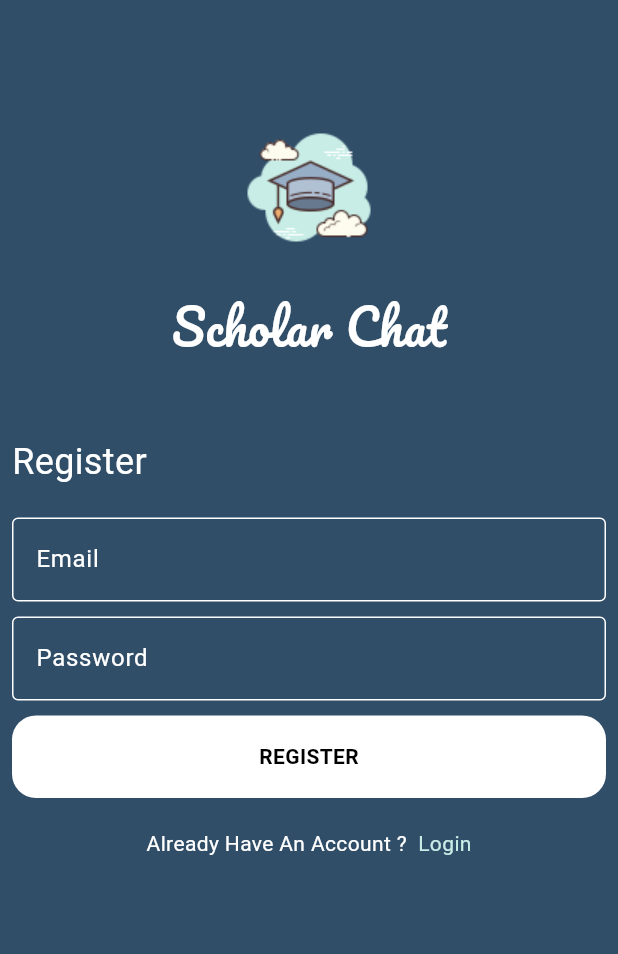
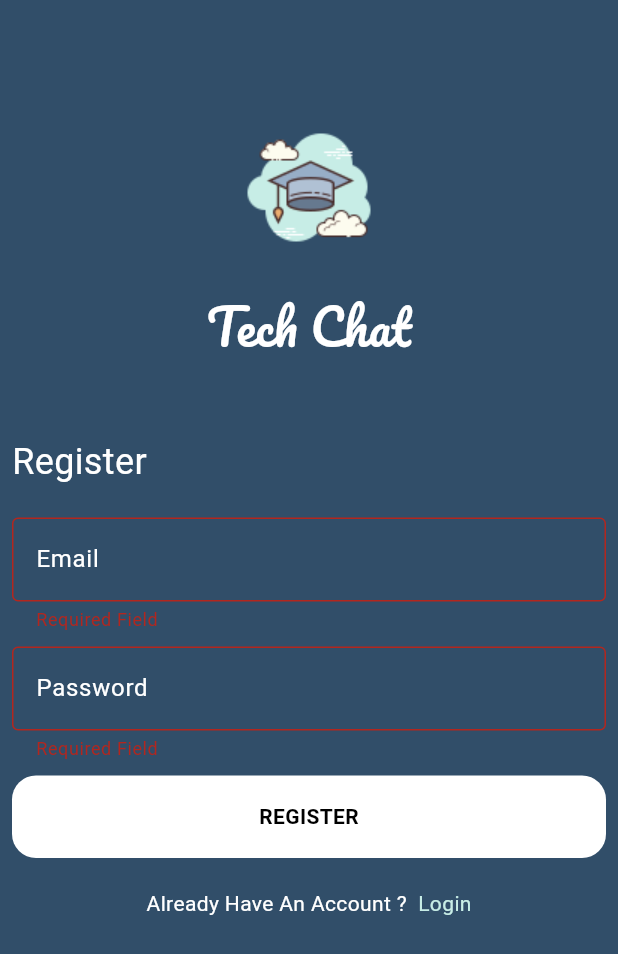
Before and after one commit to OmarHamdi11/Chat-App, a Flutter app: the RegisterPage screen opened by its route, after a tap on "REGISTER", on a phone screen of 412 x 824 dp. Shown: the top 954 px of the screen. Run offline on Flutter 3.47's test engine with Material 3 defaults, Android fonts, the phone set to English and light mode, and no system bars; our stand-ins replace firebase_auth, firebase_core; accounts and stored records are empty.

Commit message:
text form validation

```diff
--- a/lib/pages/login_page.dart
+++ b/lib/pages/login_page.dart
@@ -29,7 +29,7 @@ class LoginPage extends StatelessWidget {
               mainAxisAlignment: MainAxisAlignment.center,
               children: [
                 Text(
-                  'Scholar Chat',
+                  'Tech Chat',
                   style: TextStyle(
                     fontSize: 32,
                     color: Colors.white,
--- a/lib/pages/register_page.dart
+++ b/lib/pages/register_page.dart
@@ -11,12 +11,16 @@ class RegisterPage extends StatelessWidget {
   String? email;
   String? password;
 
+  GlobalKey<FormState> formKey = GlobalKey();
+
   @override
   Widget build(BuildContext context) {
     return Scaffold(
       backgroundColor: kPrimaryColor,
       body: Padding(
         padding: const EdgeInsets.symmetric(horizontal: 8),
+        child: Form(
+          key: formKey,
           child: ListView(
             children: [
               const SizedBox(
@@ -33,7 +37,7 @@ class RegisterPage extends StatelessWidget {
                 mainAxisAlignment: MainAxisAlignment.center,
                 children: [
                   Text(
-                  'Scholar Chat',
+                    'Tech Chat',
                     style: TextStyle(
                       fontSize: 32,
                       color: Colors.white,
@@ -81,30 +85,22 @@ class RegisterPage extends StatelessWidget {
               ),
               CustomButton(
                 ontap: () async {
+                  if (formKey.currentState!.validate()) {
                     try {
-                  UserCredential user = await FirebaseAuth.instance
-                      .createUserWithEmailAndPassword(
-                          email: email!, password: password!);
+                      await registerUser();
                     } on FirebaseAuthException catch (e) {
                       if (e.code == 'weak-password') {
-                    ScaffoldMessenger.of(context).showSnackBar(
-                      const SnackBar(
-                        content: Text('Weak Password'),
-                      ),
-                    );
+                        showSnakBarMessage(context, 'Weak Password');
                       } else if (e.code == 'email-already-in-use') {
-                    ScaffoldMessenger.of(context).showSnackBar(
-                      const SnackBar(
-                        content: Text('This email is already exist'),
-                      ),
-                    );
+                        showSnakBarMessage(
+                            context, 'This email is already exist');
                       }
+                    } catch (e) {
+                      showSnakBarMessage(
+                          context, 'There was an error, try again later');
                     }
-                ScaffoldMessenger.of(context).showSnackBar(
-                  const SnackBar(
-                    content: Text('Done Succesfully'),
-                  ),
-                );
+                    showSnakBarMessage(context, 'Done Succesfully');
+                  } else {}
                 },
                 txt: 'REGISTER',
               ),
@@ -135,6 +131,20 @@ class RegisterPage extends StatelessWidget {
             ],
           ),
         ),
+      ),
     );
   }
+
+  void showSnakBarMessage(BuildContext context, String message) {
+    ScaffoldMessenger.of(context).showSnackBar(
+      SnackBar(
+        content: Text(message),
+      ),
+    );
   }
+
+  Future<void> registerUser() async {
+    UserCredential user = await FirebaseAuth.instance
+        .createUserWithEmailAndPassword(email: email!, password: password!);
+  }
+}
--- a/lib/widgets/custom_text_field.dart
+++ b/lib/widgets/custom_text_field.dart
@@ -13,7 +13,12 @@ class CustomTextField extends StatelessWidget {
 
   @override
   Widget build(BuildContext context) {
-    return TextField(
+    return TextFormField(
+      validator: (value) {
+        if (value!.isEmpty) {
+          return 'Required Field';
+        }
+      },
       onChanged: onchange,
       style: const TextStyle(color: Colors.white),
       decoration: InputDecoration(
```
Lines whose indentation alone changed are shown as unchanged.
